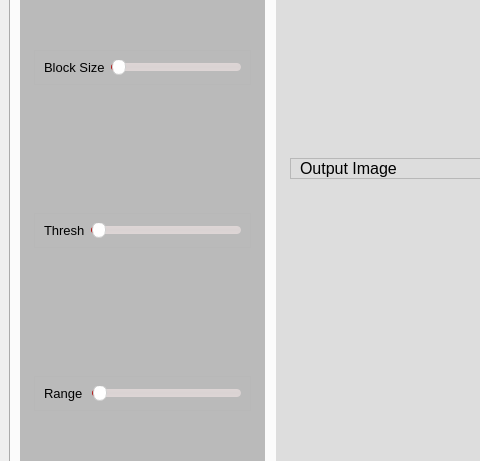
Qt form task1.ui (Mohamed-hazem-mahrous/computer_vision_toolkit) before a commit; both pictures show x 0 to 480 and y 282 to 743 of the 1196 by 871 pixel window.
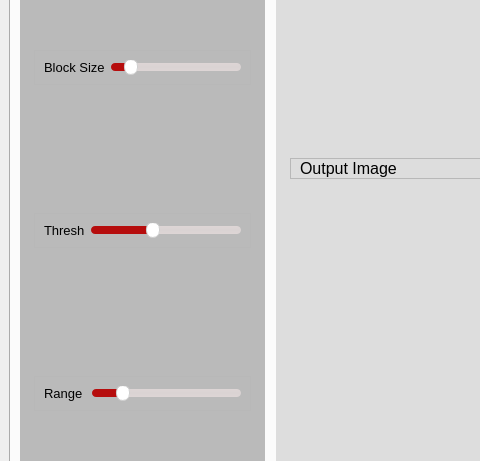
The same form after that commit. Icons and pictures are not drawn. Custom widgets are drawn as their Qt base class.

The edit to the form file:
```diff
--- a/task1.ui
+++ b/task1.ui
@@ -7167,6 +7167,9 @@
 }
 </string>
                     </property>
+                    <property name="sliderPosition">
+                     <number>10</number>
+                    </property>
                     <property name="orientation">
                      <enum>Qt::Horizontal</enum>
                     </property>
@@ -7296,6 +7299,12 @@
 }
 </string>
                     </property>
+                    <property name="maximum">
+                     <number>500</number>
+                    </property>
+                    <property name="sliderPosition">
+                     <number>200</number>
+                    </property>
                     <property name="orientation">
                      <enum>Qt::Horizontal</enum>
                     </property>
@@ -7401,6 +7410,9 @@
 }
 </string>
                     </property>
+                    <property name="sliderPosition">
+                     <number>17</number>
+                    </property>
                     <property name="orientation">
                      <enum>Qt::Horizontal</enum>
                     </property>
```
Left out of the diff: 24 changed lines with no effect on the pictures.
